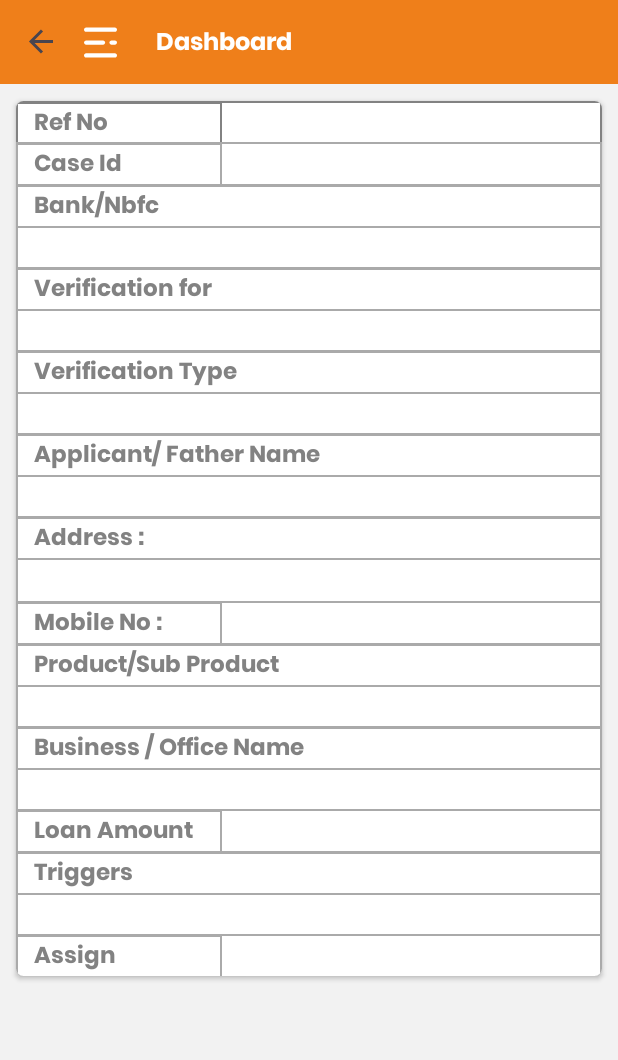
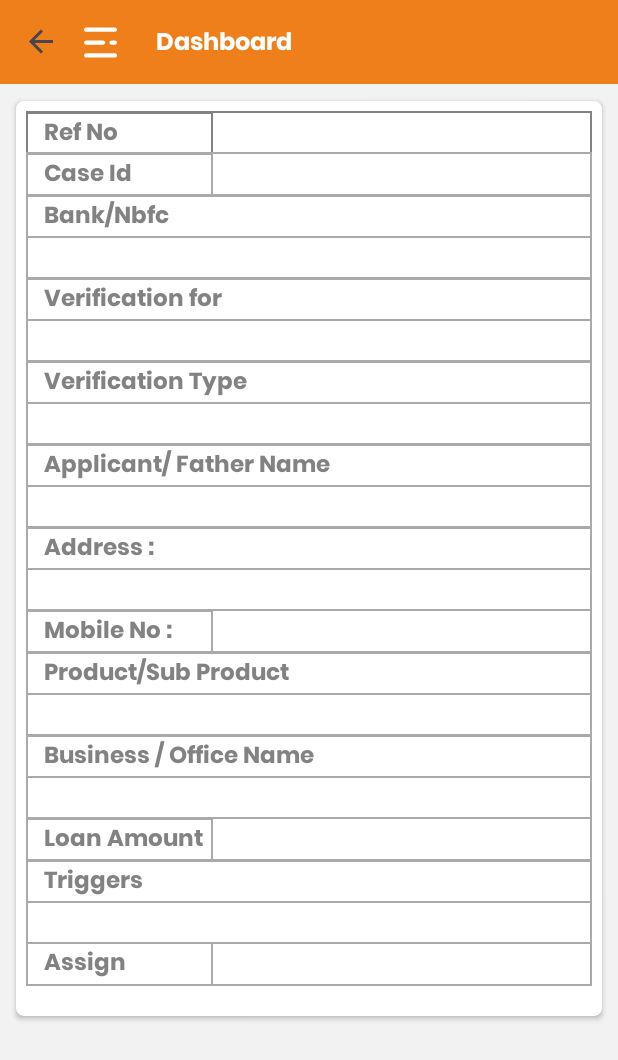
Before and after one commit to vaghelachirag/SquemishRcuApp, an Android app built with Jetpack Compose: the FragmentBasicInformation screen opened through its navigation route, on a phone screen of 412 x 824 dp. Shown: the top 1060 px of the screen. Run offline under Robolectric (Android 15) with nearby library versions, the light colour scheme and no system bars; our stand-ins replace RxJava, data binding, navigation-ui, sdp/ssp sizes; network calls fail; pictures from the network do not load; 4 statements that could not run were skipped.

Commit message:
working on  changes

```diff
--- a/app/src/main/java/com/squmish/rcuapp/viewmodel/verificationDetail/BasicInformationViewModel.kt
+++ b/app/src/main/java/com/squmish/rcuapp/viewmodel/verificationDetail/BasicInformationViewModel.kt
@@ -80,7 +80,8 @@ class BasicInformationViewModel(private val context: Context, val binding: Fragm
             addressFor.set(Utility.getNullToBlankString(ActivityDetail.selectedData!!.getApplicantAddress().toString()) +" "+ Utility.getNullToBlankString(
                 ActivityDetail.selectedData!!.getApplicantPinCode().toString()) +" "+  Utility.getNullToBlankString(
                 ActivityDetail.selectedData!!.getApplicantCity().toString() +" "+ ActivityDetail.selectedData!!.getApplicantState().toString()))
-            applicantMobileNumber.set(Utility.getNullToBlankString(ActivityDetail.selectedData!!.getApplicantMobile().toString()))
+            applicantMobileNumber.set(Utility.getNullToBlankString(ActivityDetail.selectedData!!.getApplicantMobile().toString()) +  " / "+Utility.getNullToBlankString(
+                ActivityDetail.selectedData!!.getApplicantSecondaryMobile().toString()))
             applicantfathername.set(Utility.getNullToBlankString(ActivityDetail.selectedData!!.getApplicantName().toString()) + " / "+Utility.getNullToBlankString(
                 ActivityDetail.selectedData!!.getApplicantFatherName().toString()))
             productsubproduct.set(Utility.getNullToBlankString(ActivityDetail.selectedData!!.getLoanProductName().toString())  + " / "+ Utility.getNullToBlankString(
--- a/app/src/main/res/layout/fragment_basic_information.xml
+++ b/app/src/main/res/layout/fragment_basic_information.xml
@@ -29,7 +29,9 @@
             card_view:cardUseCompatPadding="true">
             <LinearLayout
                 android:layout_width="match_parent"
-                android:layout_height="match_parent"
+                android:layout_height="wrap_content"
+                android:layout_margin="@dimen/_5sdp"
+                android:paddingBottom="@dimen/_10sdp"
                 tools:context=".MainActivity">
 
                 <LinearLayout
@@ -49,7 +51,7 @@
 
                             <TableLayout
                                 android:layout_width="match_parent"
-                                android:layout_height="wrap_content"
+                                android:layout_height="match_parent"
                                 >
 
                                 <TableRow
@@ -360,7 +362,7 @@
                                     <com.squmish.rcuapp.widget.SmallText
                                         android:id="@+id/txtBasicAddress"
                                         android:layout_width="wrap_content"
-                                        android:layout_height="27dp"
+                                        android:layout_height="wrap_content"
                                         android:layout_marginLeft="1dp"
                                         android:layout_marginTop="1dp"
                                         android:layout_marginRight="1dp"
@@ -690,7 +692,7 @@
                                         android:layout_height="match_parent"
                                         android:layout_marginLeft="1dp"
                                         android:layout_marginTop="1dp"
-                                        android:layout_marginBottom="0dp"
+                                        android:layout_marginBottom="1dp"
                                         android:layout_weight="100"
                                        android:background="@color/white"
                                         android:gravity="center_vertical"
@@ -704,7 +706,7 @@
                                     <com.squmish.rcuapp.widget.SmallText
                                         android:layout_width="@dimen/_200sdp"
                                         android:layout_height="match_parent"
-                                        android:layout_marginBottom="0dp"
+                                        android:layout_marginBottom="1dp"
                                         android:layout_marginLeft="1dp"
                                         android:layout_marginTop="1dp"
                                         android:layout_marginRight="1dp"
```
